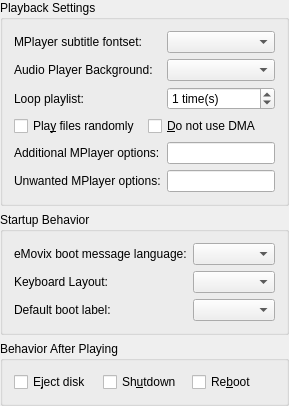
First picture: the form in src/projects/base_k3bmovixoptionswidget.ui, repository KDE/k3b, before the edit.
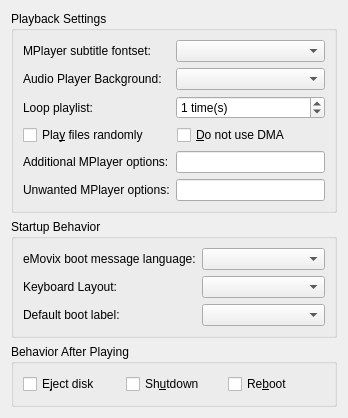
Second picture: the form after the edit. Custom widgets are drawn as their Qt base class.

Commit message: Removed default spacing and margin settings to let the style take care of that and give a more consistent overall look.

Diff of the .ui file:
```diff
--- a/src/projects/base_k3bmovixoptionswidget.ui
+++ b/src/projects/base_k3bmovixoptionswidget.ui
@@ -1,11 +1,16 @@
 <ui version="4.0" >
  <author>Sebastian trueg</author>
- <class>base_K3bMovixOptionsWidget</class>
- <widget class="QWidget" name="Form1" >
-  <layout class="QVBoxLayout" >
-   <property name="margin" >
-    <number>0</number>
-   </property>
+ <class>Form1</class>
+ <widget class="QWidget" name="Form1">
+  <property name="geometry">
+   <rect>
+    <x>0</x>
+    <y>0</y>
+    <width>348</width>
+    <height>418</height>
+   </rect>
+  </property>
+  <layout class="QVBoxLayout">
    <item>
     <widget class="QGroupBox" name="groupBox2" >
      <property name="title" >
@@ -286,8 +291,7 @@
    </item>
   </layout>
  </widget>
- <layoutdefault spacing="6" margin="11" />
-  <customwidgets>
+ <customwidgets>
   <customwidget>
    <class>KComboBox</class>
    <extends>QComboBox</extends>
```
Left out of the diff: 275 changed lines with no effect on the pictures. The commit also changes 11 other files.
